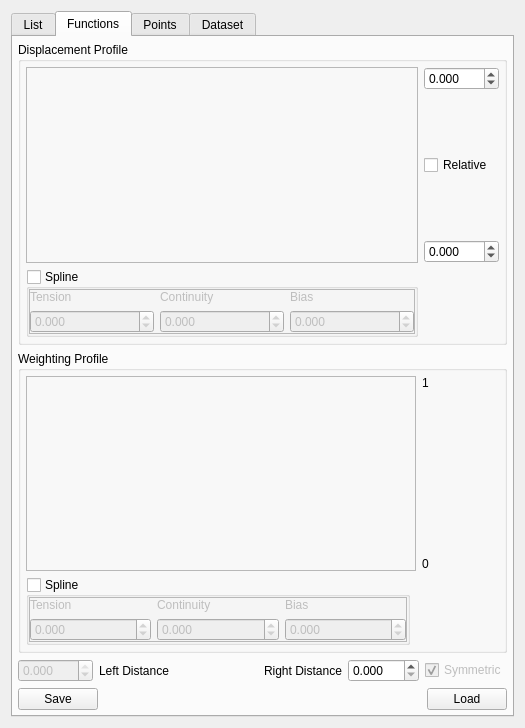
Qt form Source/Applications/AppCommon/UI/qtArcFunctionControl.ui (cnsuhao/cmb) before a commit.
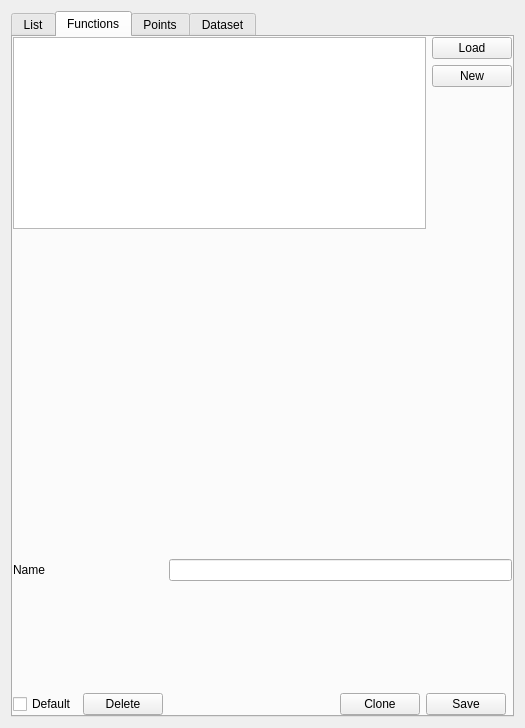
The same form after that commit. The open tabs and pages were chosen to show the change.

Commit message:
multi-function update
Conflicts:
	Source/Applications/AppCommon/CMakeLists.txt

```diff
--- a/Source/Applications/AppCommon/UI/qtArcFunctionControl.ui
+++ b/Source/Applications/AppCommon/UI/qtArcFunctionControl.ui
@@ -160,469 +160,125 @@
       </attribute>
       <layout class="QVBoxLayout" name="verticalLayout_9">
        <property name="margin">
-        <number>5</number>
+        <number>0</number>
        </property>
        <item>
-        <widget class="QGroupBox" name="displacementBox">
-         <property name="title">
-          <string>Displacement Profile</string>
-         </property>
-         <layout class="QGridLayout" name="gridLayout_5" columnstretch="1,0">
-          <property name="margin">
-           <number>5</number>
-          </property>
-          <item row="0" column="0">
-           <widget class="QFrame" name="displacementChartFrame">
-            <property name="frameShape">
-             <enum>QFrame::StyledPanel</enum>
-            </property>
-            <property name="frameShadow">
-             <enum>QFrame::Raised</enum>
-            </property>
-           </widget>
-          </item>
-          <item row="0" column="1">
-           <layout class="QGridLayout" name="gridLayout_4">
-            <item row="5" column="0">
-             <widget class="QDoubleSpinBox" name="dispacementMinDepthValue">
-              <property name="decimals">
-               <number>3</number>
-              </property>
-              <property name="minimum">
-               <double>-999.000000000000000</double>
-              </property>
-              <property name="maximum">
-               <double>999.990000000000009</double>
-              </property>
-              <property name="singleStep">
-               <double>0.050000000000000</double>
-              </property>
-             </widget>
-            </item>
-            <item row="4" column="0">
-             <spacer name="verticalSpacer_5">
-              <property name="orientation">
-               <enum>Qt::Vertical</enum>
-              </property>
-              <property name="sizeHint" stdset="0">
-               <size>
-                <width>20</width>
-                <height>40</height>
-               </size>
-              </property>
-             </spacer>
-            </item>
-            <item row="1" column="0">
-             <spacer name="verticalSpacer_3">
-              <property name="orientation">
-               <enum>Qt::Vertical</enum>
-              </property>
-              <property name="sizeHint" stdset="0">
-               <size>
-                <width>20</width>
-                <height>40</height>
-               </size>
-              </property>
-             </spacer>
-            </item>
-            <item row="0" column="0">
-             <widget class="QDoubleSpinBox" name="displacementMaxDepthValue">
-              <property name="decimals">
-               <number>3</number>
-              </property>
-              <property name="minimum">
-               <double>-999.000000000000000</double>
-              </property>
-              <property name="maximum">
-               <double>999.990000000000009</double>
-              </property>
-              <property name="singleStep">
-               <double>0.050000000000000</double>
-              </property>
-             </widget>
-            </item>
-            <item row="2" column="0">
-             <widget class="QCheckBox" name="Relative">
-              <property name="text">
-               <string>Relative</string>
-              </property>
-             </widget>
-            </item>
-           </layout>
-          </item>
-          <item row="1" column="0">
-           <widget class="QGroupBox" name="DisplacementSplineCont">
-            <property name="title">
-             <string>Spline</string>
-            </property>
-            <property name="checkable">
-             <bool>true</bool>
-            </property>
-            <property name="checked">
-             <bool>false</bool>
-            </property>
-            <layout class="QGridLayout" name="gridLayout_3">
-             <property name="margin">
-              <number>0</number>
-             </property>
-             <item row="0" column="0">
-              <widget class="QFrame" name="DisplacementSplineFrame">
-               <property name="frameShape">
-                <enum>QFrame::StyledPanel</enum>
-               </property>
-               <property name="frameShadow">
-                <enum>QFrame::Raised</enum>
-               </property>
-               <layout class="QGridLayout" name="gridLayout_9">
-                <property name="margin">
-                 <number>0</number>
-                </property>
-                <item row="0" column="0">
-                 <widget class="QLabel" name="label">
-                  <property name="text">
-                   <string>Tension</string>
-                  </property>
-                 </widget>
-                </item>
-                <item row="0" column="1">
-                 <widget class="QLabel" name="label_2">
-                  <property name="text">
-                   <string>Continuity</string>
-                  </property>
-                 </widget>
-                </item>
-                <item row="0" column="2">
-                 <widget class="QLabel" name="label_3">
-                  <property name="text">
-                   <string>Bias</string>
-                  </property>
-                 </widget>
-                </item>
-                <item row="1" column="0">
-                 <widget class="QDoubleSpinBox" name="DispSplineTension">
-                  <property name="decimals">
-                   <number>3</number>
-                  </property>
-                  <property name="minimum">
-                   <double>-1.000000000000000</double>
-                  </property>
-                  <property name="maximum">
-                   <double>1.000000000000000</double>
-                  </property>
-                  <property name="singleStep">
-                   <double>0.100000000000000</double>
-                  </property>
-                 </widget>
-                </item>
-                <item row="1" column="1">
-                 <widget class="QDoubleSpinBox" name="DispSplineCont">
-                  <property name="decimals">
-                   <number>3</number>
-                  </property>
-                  <property name="minimum">
-                   <double>-1.000000000000000</double>
-                  </property>
-                  <property name="maximum">
-                   <double>1.000000000000000</double>
-                  </property>
-                  <property name="singleStep">
-                   <double>0.100000000000000</double>
-                  </property>
-                 </widget>
-                </item>
-                <item row="1" column="2">
-                 <widget class="QDoubleSpinBox" name="DispSplineBias">
-                  <property name="decimals">
-                   <number>3</number>
-                  </property>
-                  <property name="minimum">
-                   <double>-1.000000000000000</double>
-                  </property>
-                  <property name="maximum">
-                   <double>1.000000000000000</double>
-                  </property>
-                  <property name="singleStep">
-                   <double>0.100000000000000</double>
-                  </property>
-                 </widget>
-                </item>
-               </layout>
-              </widget>
-             </item>
-            </layout>
-           </widget>
-          </item>
-         </layout>
-        </widget>
-       </item>
-       <item>
-        <widget class="QGroupBox" name="weightingBox">
-         <property name="title">
-          <string>Weighting Profile</string>
-         </property>
-         <layout class="QGridLayout" name="gridLayout_6" rowstretch="0,0,0,0" columnstretch="0,1,0,0">
-          <property name="margin">
-           <number>5</number>
-          </property>
-          <item row="2" column="3">
-           <layout class="QVBoxLayout" name="verticalLayout_8">
-            <item>
-             <widget class="QLabel" name="label_17">
-              <property name="text">
-               <string>1                     </string>
-              </property>
-             </widget>
-            </item>
-            <item>
-             <spacer name="verticalSpacer_4">
-              <property name="orientation">
-               <enum>Qt::Vertical</enum>
-              </property>
-              <property name="sizeHint" stdset="0">
-               <size>
-                <width>17</width>
-                <height>129</height>
-               </size>
-              </property>
-             </spacer>
-            </item>
-            <item>
-             <widget class="QLabel" name="label_18">
-              <property name="text">
-               <string>0</string>
-              </property>
-             </widget>
-            </item>
-           </layout>
-          </item>
-          <item row="3" column="1">
-           <widget class="QGroupBox" name="WeightingSplineControl">
-            <property name="title">
-             <string>Spline</string>
-            </property>
-            <property name="checkable">
-             <bool>true</bool>
-            </property>
-            <property name="checked">
-             <bool>false</bool>
-            </property>
-            <layout class="QGridLayout" name="gridLayout_8">
-             <property name="margin">
-              <number>0</number>
-             </property>
-             <item row="0" column="0">
-              <widget class="QFrame" name="WeightingSplineFrame">
-               <property name="frameShape">
-                <enum>QFrame::StyledPanel</enum>
-               </property>
-               <property name="frameShadow">
-                <enum>QFrame::Raised</enum>
-               </property>
-               <layout class="QGridLayout" name="gridLayout_10">
-                <property name="margin">
-                 <number>0</number>
-                </property>
-                <item row="0" column="0">
-                 <widget class="QLabel" name="label_9">
-                  <property name="text">
-                   <string>Tension</string>
-                  </property>
-                 </widget>
-                </item>
-                <item row="0" column="1">
-                 <widget class="QLabel" name="label_7">
-                  <property name="text">
-                   <string>Continuity</string>
-                  </property>
-                 </widget>
-                </item>
-                <item row="0" column="2">
-                 <widget class="QLabel" name="label_8">
-                  <property name="text">
-                   <string>Bias</string>
-                  </property>
-                 </widget>
-                </item>
-                <item row="1" column="0">
-                 <widget class="QDoubleSpinBox" name="WeightingSplineTension">
-                  <property name="decimals">
-                   <number>3</number>
-                  </property>
-                  <property name="minimum">
-                   <double>-1.000000000000000</double>
-                  </property>
-                  <property name="maximum">
-                   <double>1.000000000000000</double>
-                  </property>
-                  <property name="singleStep">
-                   <double>0.100000000000000</double>
-                  </property>
-                 </widget>
-                </item>
-                <item row="1" column="1">
-                 <widget class="QDoubleSpinBox" name="WeightingSplineContinuity">
-                  <property name="decimals">
-                   <number>3</number>
-                  </property>
-                  <property name="minimum">
-                   <double>-1.000000000000000</double>
-                  </property>
-                  <property name="maximum">
-                   <double>1.000000000000000</double>
-                  </property>
-                  <property name="singleStep">
-                   <double>0.100000000000000</double>
-                  </property>
-                 </widget>
-                </item>
-                <item row="1" column="2">
-                 <widget class="QDoubleSpinBox" name="WeightingSplineBias">
-                  <property name="decimals">
-                   <number>3</number>
-                  </property>
-                  <property name="minimum">
-                   <double>-1.000000000000000</double>
-                  </property>
-                  <property name="maximum">
-                   <double>1.000000000000000</double>
-                  </property>
-                  <property name="singleStep">
-                   <double>0.100000000000000</double>
-                  </property>
-                 </widget>
-                </item>
-               </layout>
-              </widget>
-             </item>
-            </layout>
-           </widget>
-          </item>
-          <item row="2" column="1" colspan="2">
-           <widget class="QFrame" name="weightingChartFrame">
-            <property name="frameShape">
-             <enum>QFrame::StyledPanel</enum>
-            </property>
-            <property name="frameShadow">
-             <enum>QFrame::Raised</enum>
-            </property>
-           </widget>
-          </item>
-         </layout>
-        </widget>
-       </item>
-       <item>
-        <layout class="QHBoxLayout" name="horizontalLayout_7">
-         <item>
-          <widget class="QDoubleSpinBox" name="leftValue">
-           <property name="enabled">
-            <bool>false</bool>
-           </property>
-           <property name="minimumSize">
-            <size>
-             <width>0</width>
-             <height>0</height>
-            </size>
-           </property>
-           <property name="decimals">
-            <number>3</number>
-           </property>
-           <property name="minimum">
-            <double>-999.990000000000009</double>
-           </property>
-           <property name="maximum">
-            <double>0.000000000000000</double>
-           </property>
-           <property name="singleStep">
-            <double>0.050000000000000</double>
-           </property>
-          </widget>
-         </item>
-         <item>
-          <widget class="QLabel" name="label_11">
-           <property name="text">
-            <string>Left Distance</string>
-           </property>
-          </widget>
-         </item>
-         <item>
-          <spacer name="horizontalSpacer_10">
-           <property name="orientation">
-            <enum>Qt::Horizontal</enum>
-           </property>
-           <property name="sizeHint" stdset="0">
-            <size>
-             <width>40</width>
-             <height>20</height>
-            </size>
-           </property>
-          </spacer>
-         </item>
-         <item>
-          <widget class="QLabel" name="label_12">
-           <property name="text">
-            <string>Right Distance</string>
-           </property>
-          </widget>
-         </item>
-         <item>
-          <widget class="QDoubleSpinBox" name="rightValue">
-           <property name="decimals">
-            <number>3</number>
-           </property>
-           <property name="maximum">
-            <double>999.990000000000009</double>
-           </property>
-           <property name="singleStep">
-            <double>0.050000000000000</double>
-           </property>
-          </widget>
-         </item>
-         <item>
-          <widget class="QCheckBox" name="Symmetric">
-           <property name="enabled">
-            <bool>false</bool>
-           </property>
-           <property name="text">
-            <string>Symmetric</string>
-           </property>
-           <property name="checked">
-            <bool>true</bool>
-           </property>
-          </widget>
-         </item>
-        </layout>
-       </item>
-       <item>
-        <layout class="QHBoxLayout" name="horizontalLayout">
-         <item>
-          <widget class="QPushButton" name="Save">
-           <property name="text">
-            <string>Save</string>
-           </property>
-          </widget>
-         </item>
-         <item>
-          <spacer name="horizontalSpacer">
-           <property name="orientation">
-            <enum>Qt::Horizontal</enum>
-           </property>
-           <property name="sizeHint" stdset="0">
-            <size>
-             <width>40</width>
-             <height>20</height>
-            </size>
-           </property>
-          </spacer>
-         </item>
-         <item>
+        <layout class="QGridLayout" name="gridLayout_4">
+         <item row="0" column="3">
           <widget class="QPushButton" name="Load">
            <property name="text">
             <string>Load</string>
            </property>
           </widget>
          </item>
+         <item row="1" column="3">
+          <widget class="QPushButton" name="NewFunction">
+           <property name="text">
+            <string>New</string>
+           </property>
+          </widget>
+         </item>
+         <item row="0" column="0" rowspan="3">
+          <widget class="QTableWidget" name="functionTable">
+           <attribute name="horizontalHeaderVisible">
+            <bool>false</bool>
+           </attribute>
+           <attribute name="verticalHeaderVisible">
+            <bool>false</bool>
+           </attribute>
+          </widget>
+         </item>
         </layout>
        </item>
+       <item>
+        <spacer name="verticalSpacer_2">
+         <property name="orientation">
+          <enum>Qt::Vertical</enum>
+         </property>
+         <property name="sizeType">
+          <enum>QSizePolicy::Expanding</enum>
+         </property>
+         <property name="sizeHint" stdset="0">
+          <size>
+           <width>20</width>
+           <height>40</height>
+          </size>
+         </property>
+        </spacer>
+       </item>
+       <item>
+        <widget class="QFrame" name="functionConfigure">
+         <layout class="QGridLayout" name="gridLayout_3">
+          <property name="margin">
+           <number>0</number>
+          </property>
+          <item row="2" column="0">
+           <widget class="QCheckBox" name="isDefault">
+            <property name="text">
+             <string>Default</string>
+            </property>
+           </widget>
+          </item>
+          <item row="2" column="4">
+           <widget class="QPushButton" name="Save">
+            <property name="text">
+             <string>Save</string>
+            </property>
+           </widget>
+          </item>
+          <item row="1" column="0" colspan="6">
+           <widget class="QFrame" name="functionControlArea">
+            <property name="minimumSize">
+             <size>
+              <width>0</width>
+              <height>100</height>
+             </size>
+            </property>
+           </widget>
+          </item>
+          <item row="2" column="3">
+           <widget class="QPushButton" name="CloneFunction">
+            <property name="text">
+             <string>Clone</string>
+            </property>
+           </widget>
+          </item>
+          <item row="0" column="2" colspan="4">
+           <widget class="QLineEdit" name="functionName"/>
+          </item>
+          <item row="2" column="2">
+           <spacer name="horizontalSpacer_3">
+            <property name="orientation">
+             <enum>Qt::Horizontal</enum>
+            </property>
+            <property name="sizeHint" stdset="0">
+             <size>
+              <width>40</width>
+              <height>20</height>
+             </size>
+            </property>
+           </spacer>
+          </item>
+          <item row="0" column="0">
+           <widget class="QLabel" name="name">
+            <property name="text">
+             <string>Name</string>
+            </property>
+           </widget>
+          </item>
+          <item row="2" column="1">
+           <widget class="QPushButton" name="DeleteFunction">
+            <property name="text">
+             <string>Delete</string>
+            </property>
+           </widget>
+          </item>
+         </layout>
+        </widget>
+       </item>
+       <item>
+        <layout class="QHBoxLayout" name="horizontalLayout"/>
+       </item>
       </layout>
      </widget>
      <widget class="QWidget" name="PointsPage">
```
Left out of the diff: 7 changed lines with no effect on the pictures. The commit also changes 13 other files.
